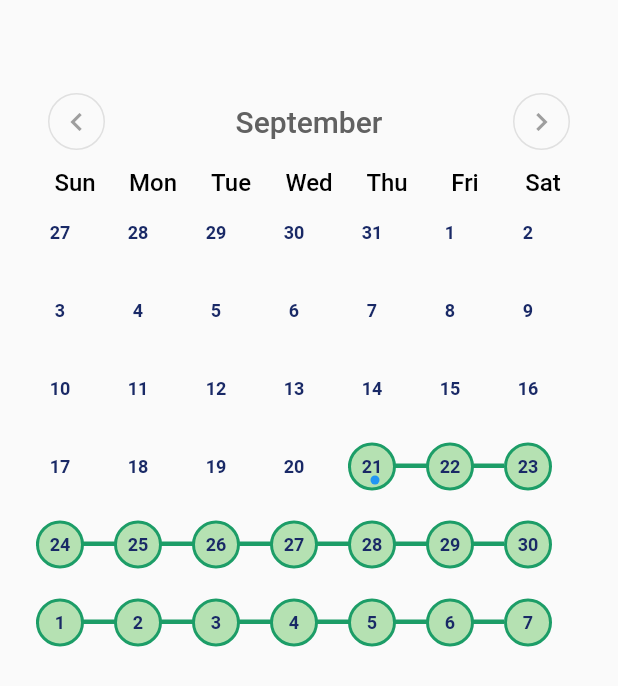
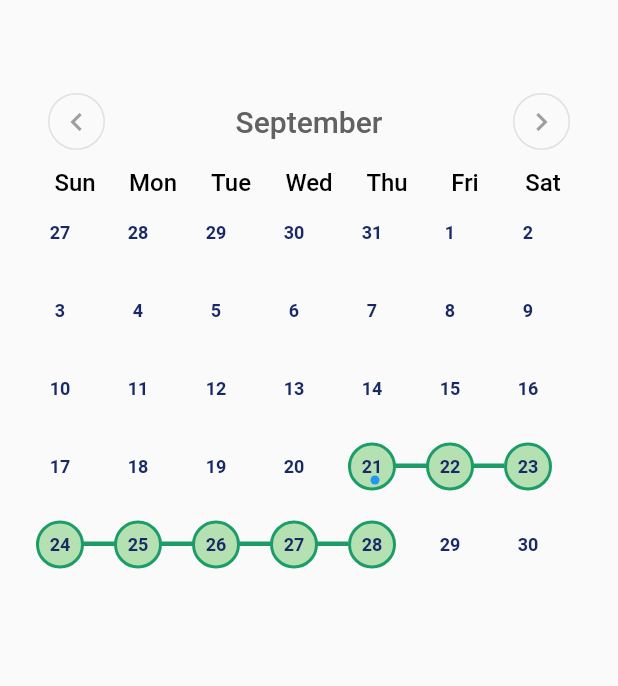
Before and after one commit to ADARSH-PS123/calender, a Flutter app: the screen it shows after launch, after a tap on the "keyboard arrow left" icon, after a tap on the "keyboard arrow right" icon, on a phone screen of 412 x 824 dp. Shown: the top 686 px of the screen. Run offline on Flutter 3.47's test engine with Material 2 defaults, Android fonts, the phone set to English and light mode, and no system bars.

Commit message:
calender half way

```diff
--- a/lib/calender/custom_calender.dart
+++ b/lib/calender/custom_calender.dart
@@ -73,7 +73,7 @@ class CustomCalendarState extends State<CustomCalendar> {
     final DateTime newDate = DateTime(monthDate.year, monthDate.month, 0);
 
     int previousMothDay = 0; //week like sunday
-    if (newDate.weekday < 7) {
+    if (newDate.weekday < 6) {
       //!sunday
       previousMothDay = newDate.weekday + 1;
       for (int i = 1; i <= previousMothDay; i++) {
@@ -81,7 +81,7 @@ class CustomCalendarState extends State<CustomCalendar> {
         dateList.add(newDate.subtract(Duration(days: previousMothDay - i)));
       }
     }
-    for (int i = 0; i < (42 - previousMothDay); i++) {
+    for (int i = 0; i < (35 - previousMothDay); i++) {
       dateList.add(newDate.add(Duration(days: i + 1)));
     }
 
@@ -218,6 +218,7 @@ class CustomCalendarState extends State<CustomCalendar> {
     final List<Widget> noList = <Widget>[];
     int count = 0;
     for (int i = 0; i < dateList.length / 7; i++) {
+      log(i.toString()+'---');
       final List<Widget> listUI = <Widget>[];
       for (int i = 0; i < 7; i++) {
         final DateTime date = dateList[count];
--- a/lib/main.dart
+++ b/lib/main.dart
@@ -4,7 +4,6 @@ import 'package:tester/calender/custom_date_picker.dart';
 
 void main() {
   runApp(const MyApp());
-
 }
 
 class MyApp extends StatelessWidget {
@@ -45,10 +44,10 @@ class _MyHomePageState extends State<MyHomePage> {
             color: Colors.transparent,
             child: CustomCalendar(
               primaryColor: Colors.black,
-              minimumDate: DateTime.now().subtract(const Duration(days: 60)),
-              maximumDate: DateTime.now().add(const Duration(days: 30)),
+              minimumDate: DateTime.now().subtract(const Duration(days: 15)),
+              maximumDate: DateTime.now().add(const Duration(days: 15)),
               initialStartDate: DateTime.now(),
-              initialEndDate: DateTime(2023, 10, 15),
+              initialEndDate: DateTime(2023, 9, 28),
             ),
           ),
         ),
```
